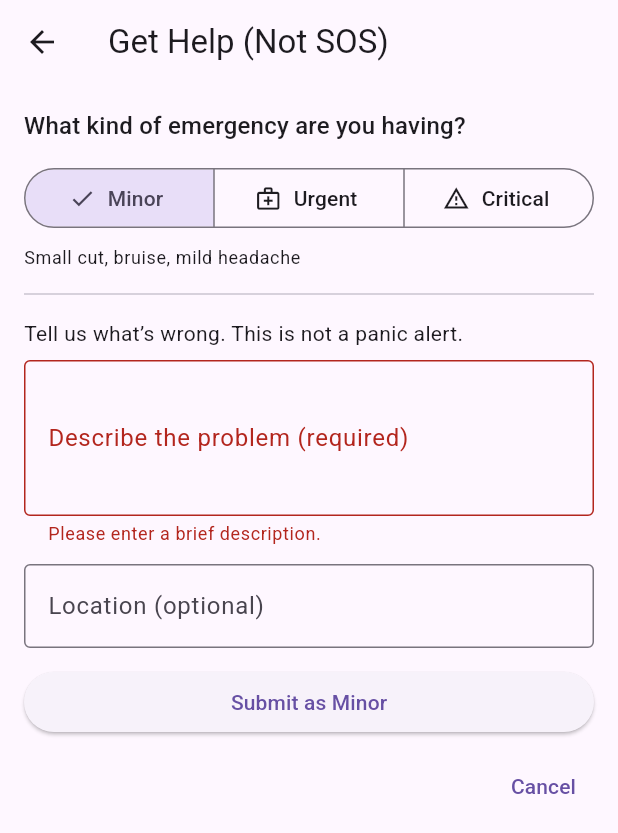
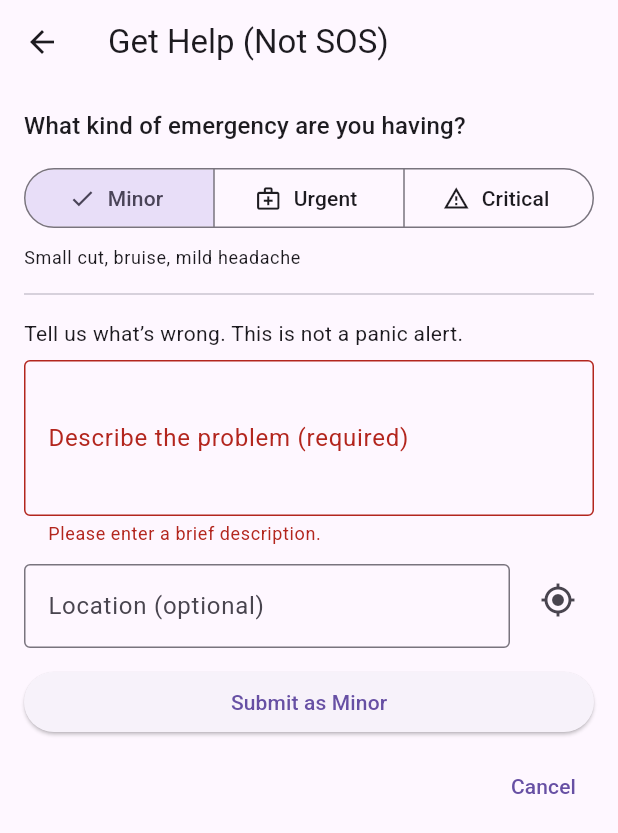
Before and after one commit to barjr/ResQ, a Flutter app: the TieredReportPage screen opened directly, after a tap on "Minor", after a tap on "Submit as Minor", on a phone screen of 412 x 824 dp. Shown: the top 833 px of the screen. Run offline on Flutter 3.47's test engine with Material 3 defaults, Android fonts, the phone set to English and light mode, and no system bars; our stand-ins replace cloud_firestore, cloud_functions, file_picker, firebase_auth, firebase_core, firebase_messaging and 4 more; accounts and stored records are empty.

Commit message:
added geolocation to the tiered reports

```diff
--- a/lib/pages/tiered_report.dart
+++ b/lib/pages/tiered_report.dart
@@ -1,10 +1,10 @@
-
 import 'package:flutter/material.dart';
 import 'package:resq/services/request_store.dart';
 import 'package:resq/models/help_request.dart' show Severity, Source;
 import 'package:firebase_auth/firebase_auth.dart';
 import 'package:resq/pages/sos_report.dart';
 import 'package:cloud_firestore/cloud_firestore.dart' hide Source;
+import 'package:resq/services/location_service.dart';
 
 enum _LocalSeverity { minor, urgent, critical }
 
@@ -22,6 +22,9 @@ class _TieredReportPageState extends State<TieredReportPage> {
 
   _LocalSeverity? _selected;
 
+  double? _lat;
+  double? _lng;
+
   @override
   void dispose() {
     _descCtrl.dispose();
@@ -35,7 +38,7 @@ class _TieredReportPageState extends State<TieredReportPage> {
 
     final email = u.email;
     if (email != null && email.contains('@')) {
-      return email.split('@').first; // e.g., "admin0"
+      return email.split('@').first;
     }
 
     final dn = u.displayName?.trim();
@@ -63,9 +66,8 @@ class _TieredReportPageState extends State<TieredReportPage> {
     final reporterUid = currentUser?.uid;
 
     try {
-      // Persist to Firestore (so other devices/helpers see it)
       await FirebaseFirestore.instance.collection('emergency_requests').add({
-  'reporterUid': reporterUid,       // NEW
+        'reporterUid': reporterUid,
         'reporterName': reporter,
         'description': _descCtrl.text.trim(),
         'location': _locationCtrl.text.trim().isEmpty
@@ -73,12 +75,12 @@ class _TieredReportPageState extends State<TieredReportPage> {
             : _locationCtrl.text.trim(),
         'timestamp': FieldValue.serverTimestamp(),
         'status': 'pending',
-  'severity': severity.name, // 'minor'|'urgent'
+        'severity': severity.name,
         'source': 'report',
+        'lat': _lat,
+        'lng': _lng,
       });
 
-
-      // Still add to in-memory store for immediate local visibility
       RequestStore.instance.addRequest(
         reporterName: reporter,
         description: _descCtrl.text.trim(),
@@ -160,7 +162,6 @@ class _TieredReportPageState extends State<TieredReportPage> {
           const Divider(),
           const SizedBox(height: 8),
 
-          // Minor/Urgent form
           if (_selected == _LocalSeverity.minor ||
               _selected == _LocalSeverity.urgent)
             Form(
@@ -186,7 +187,12 @@ class _TieredReportPageState extends State<TieredReportPage> {
                         : null,
                   ),
                   const SizedBox(height: 12),
-                  TextFormField(
+
+                  Row(
+                    crossAxisAlignment: CrossAxisAlignment.start,
+                    children: [
+                      Expanded(
+                        child: TextFormField(
                           controller: _locationCtrl,
                           decoration: const InputDecoration(
                             labelText: 'Location (optional)',
@@ -194,6 +200,41 @@ class _TieredReportPageState extends State<TieredReportPage> {
                             border: OutlineInputBorder(),
                           ),
                         ),
+                      ),
+                      const SizedBox(width: 8),
+                      IconButton(
+                        tooltip: 'Use my current location',
+                        icon: const Icon(Icons.my_location),
+                        onPressed: () async {
+                          final pos =
+                              await LocationService.getCurrentPosition();
+                          if (!mounted) return;
+                          if (pos == null) {
+                            WidgetsBinding.instance.addPostFrameCallback((_) {
+                              if (mounted) {
+                                ScaffoldMessenger.of(context).showSnackBar(
+                                  const SnackBar(
+                                    content: Text(
+                                      'Unable to get location. Check permissions.',
+                                    ),
+                                  ),
+                                );
+                              }
+                            });
+                            return;
+                          }
+                          setState(() {
+                            _lat = pos.latitude;
+                            _lng = pos.longitude;
+                            _locationCtrl.text =
+                                'Lat: ${pos.latitude.toStringAsFixed(5)}, '
+                                'Lng: ${pos.longitude.toStringAsFixed(5)}';
+                          });
+                        },
+                      ),
+                    ],
+                  ),
+
                   const SizedBox(height: 12),
                   ElevatedButton(
                     onPressed: _submit,
@@ -217,7 +258,6 @@ class _TieredReportPageState extends State<TieredReportPage> {
               ),
             ),
 
-          // Critical branch: show a button that opens SOS report
           if (_selected == _LocalSeverity.critical)
             Column(
               crossAxisAlignment: CrossAxisAlignment.stretch,
```
Lines whose indentation alone changed are shown as unchanged.
